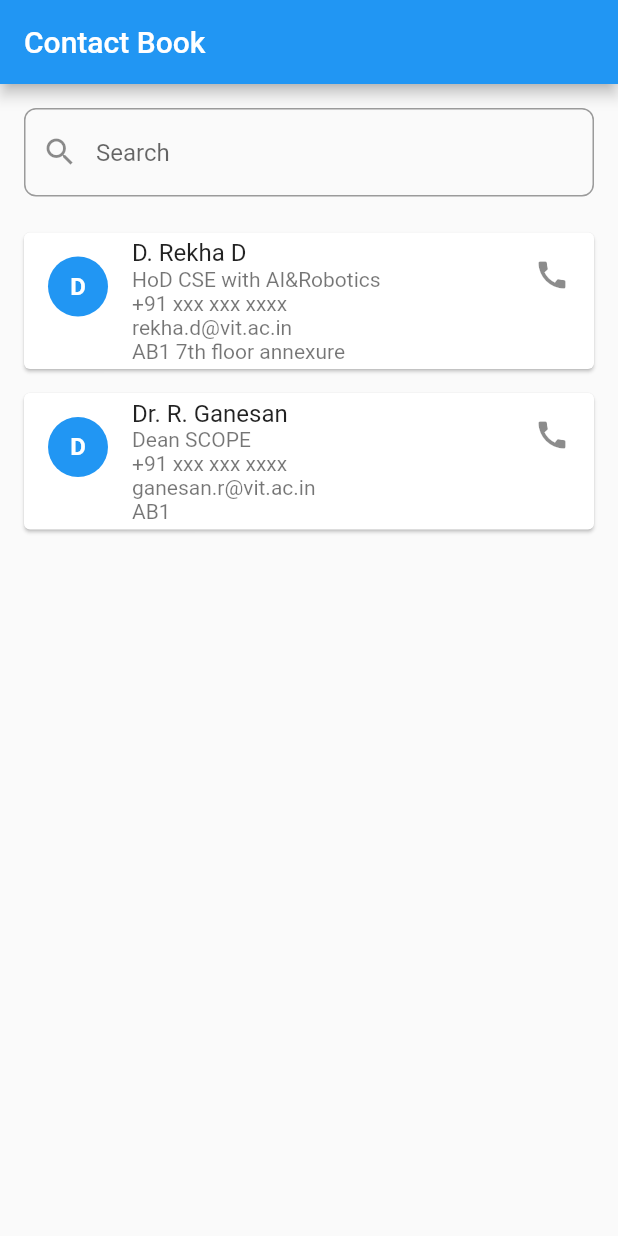
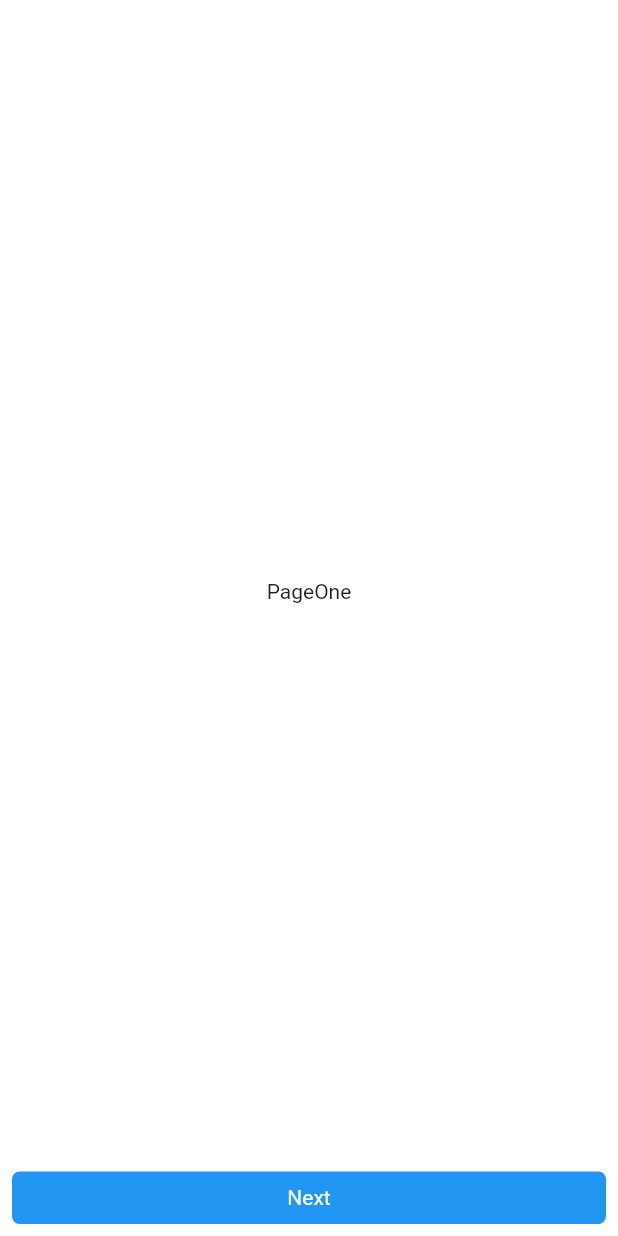
Before and after one commit to micvitc/Contact-Book, a Flutter app: the screen it shows after launch, on a phone screen of 412 x 824 dp. Run offline on Flutter 3.47's test engine with Material 2 defaults, Android fonts, the phone set to English and light mode, and no system bars.

Commit message:
onboard screen added
by Shivang dixit

```diff
--- a/contact_book_app/lib/main.dart
+++ b/contact_book_app/lib/main.dart
@@ -1,123 +1,23 @@
+import 'package:contact_book_app/views/homepage.dart';
+import 'package:contact_book_app/views/onboardscreens.dart';
 import 'package:flutter/material.dart';
-import 'package:contact_book_app/controller/main_page_controller.dart';
+import 'package:contact_book_app/controllers/main_page_controller.dart';
+
 void main() {
   runApp(ContactBookApp());
 }
 
 class ContactBookApp extends StatelessWidget {
-  final ContactController _contactController=ContactController();
+  final ContactController _contactController = ContactController();
   @override
   Widget build(BuildContext context) {
     return MaterialApp(
       title: 'VIT Contact Book',
+      debugShowCheckedModeBanner: false,
       theme: ThemeData(
         primarySwatch: Colors.blue,
       ),
-      home: HomePage(),
+      home: OnBoardScreens(),
     );
   }
 }
-
-class HomePage extends StatelessWidget {
-  @override
-  Widget build(BuildContext context) {
-    return Scaffold(
-      appBar: AppBar(
-        title: Text('Contact Book'),
-      ),
-      body: Column(
-        children: [
-          Padding(
-            padding: EdgeInsets.all(16.0),
-            child: TextField(
-              decoration: InputDecoration(
-                hintText: 'Search',
-                prefixIcon: Icon(Icons.search),
-                border: OutlineInputBorder(
-                  borderRadius: BorderRadius.circular(8.0),
-                ),
-              ),
-            ),
-          ),
-          Expanded(
-            child: ContactList(),
-          ),
-        ],
-      ),
-    );
-  }
-}
-
-class ContactList extends StatelessWidget {
-  @override
-  Widget build(BuildContext context) {
-    return ListView(
-      children: [
-        ContactCard(
-          name: 'D. Rekha D',
-          designation: 'HoD CSE with AI&Robotics',
-          number: '+91 xxx xxx xxxx',
-          email: 'rekha.d@vit.ac.in',
-          cabin: 'AB1 7th floor annexure',
-        ),
-        ContactCard(
-          name: 'Dr. R. Ganesan',
-          designation: 'Dean SCOPE',
-          number: '+91 xxx xxx xxxx',
-          email: 'ganesan.r@vit.ac.in',
-          cabin: 'AB1',
-        ),
-        // Add more contacts here...
-      ],
-    );
-  }
-}
-
-class ContactCard extends StatelessWidget {
-  final String name;
-  final String designation;
-  final String number;
-  final String email;
-  final String cabin;
-
-  const ContactCard({
-    required this.name,
-    required this.designation,
-    required this.number,
-    required this.email,
-    required this.cabin,
-  });
-
-  @override
-  Widget build(BuildContext context) {
-    return Card(
-      margin: EdgeInsets.symmetric(horizontal: 16.0, vertical: 8.0),
-      child: ListTile(
-        leading: CircleAvatar(
-          backgroundColor: Colors.blue,
-          child: Text(
-            name.substring(0, 1).toUpperCase(),
-            style: TextStyle(
-              color: Colors.white,
-              fontWeight: FontWeight.bold,
-            ),
-          ),
-        ),
-        title: Text(name),
-        subtitle: Column(
-          crossAxisAlignment: CrossAxisAlignment.start,
-          children: [
-            Text(designation),
-            Text(number),
-            Text(email),
-            Text(cabin),
-          ],
-        ),
-        trailing: Icon(Icons.call),
-        onTap: () {
-          // Handle contact tap
-        },
-      ),
-    );
-  }
-}
--- /dev/null
+++ b/contact_book_app/lib/views/onboardscreens.dart
@@ -0,0 +1,122 @@
+// ignore_for_file: must_be_immutable
+
+import 'package:contact_book_app/views/homepage.dart';
+import 'package:flutter/material.dart';
+
+class OnBoardScreens extends StatelessWidget {
+  OnBoardScreens({super.key});
+  PageController controller = new PageController();
+  @override
+  Widget build(BuildContext context) {
+    return PageView(controller: controller, children: [
+      OnBoard1(
+        controller: controller,
+      ),
+      OnBoard2(
+        controller: controller,
+      ),
+    ]);
+  }
+}
+
+class OnBoard2 extends StatelessWidget {
+  OnBoard2({super.key, required this.controller});
+
+  PageController controller;
+
+  @override
+  Widget build(BuildContext context) {
+    return Scaffold(
+      appBar: AppBar(
+        toolbarHeight: 0,
+        backgroundColor: Colors.white,
+        elevation: 0,
+      ),
+      backgroundColor: Colors.white,
+      body: Padding(
+        padding: const EdgeInsets.all(8.0),
+        child: Column(
+          mainAxisAlignment: MainAxisAlignment.spaceAround,
+          crossAxisAlignment: CrossAxisAlignment.center,
+          children: [
+            Spacer(),
+            const Center(child: Text("PageTwo")),
+            Spacer(),
+            SafeArea(
+              child: GestureDetector(
+                onTap: () {
+                  Navigator.push(context, MaterialPageRoute(builder: (context) {
+                    return HomePage();
+                  }));
+                },
+                child: Container(
+                  height: 35,
+                  width: double.infinity,
+                  decoration: BoxDecoration(
+                      color: Colors.blue,
+                      borderRadius: BorderRadius.circular(5)),
+                  child: const Center(
+                      child: Text(
+                    "Next",
+                    style: TextStyle(color: Colors.white),
+                  )),
+                ),
+              ),
+            ),
+          ],
+        ),
+      ),
+    );
+  }
+}
+
+class OnBoard1 extends StatelessWidget {
+  OnBoard1({super.key, required this.controller});
+
+  PageController controller;
+
+  @override
+  Widget build(BuildContext context) {
+    return Scaffold(
+      appBar: AppBar(
+        toolbarHeight: 0,
+        backgroundColor: Colors.white,
+        elevation: 0,
+      ),
+      backgroundColor: Colors.white,
+      body: Padding(
+        padding: const EdgeInsets.all(8.0),
+        child: Column(
+          mainAxisAlignment: MainAxisAlignment.spaceAround,
+          crossAxisAlignment: CrossAxisAlignment.center,
+          children: [
+            Spacer(),
+            const Center(child: Text("PageOne")),
+            Spacer(),
+            SafeArea(
+              child: GestureDetector(
+                onTap: () {
+                  controller.nextPage(
+                      duration: Duration(milliseconds: 200),
+                      curve: Curves.easeIn);
+                },
+                child: Container(
+                  height: 35,
+                  width: double.infinity,
+                  decoration: BoxDecoration(
+                      color: Colors.blue,
+                      borderRadius: BorderRadius.circular(5)),
+                  child: const Center(
+                      child: Text(
+                    "Next",
+                    style: TextStyle(color: Colors.white),
+                  )),
+                ),
+              ),
+            ),
+          ],
+        ),
+      ),
+    );
+  }
+}
```
Also changed, not shown: contact_book_app/lib/views/homepage.dart (added, +105 -0 lines), contact_book_app/lib/controllers/main_page_controller.dart (renamed from contact_book_app/lib/controller/main_page_controller.dart), contact_book_app/lib/models/main_page_model.dart (renamed from contact_book_app/lib/model/main_page_model.dart), 2 other files.
